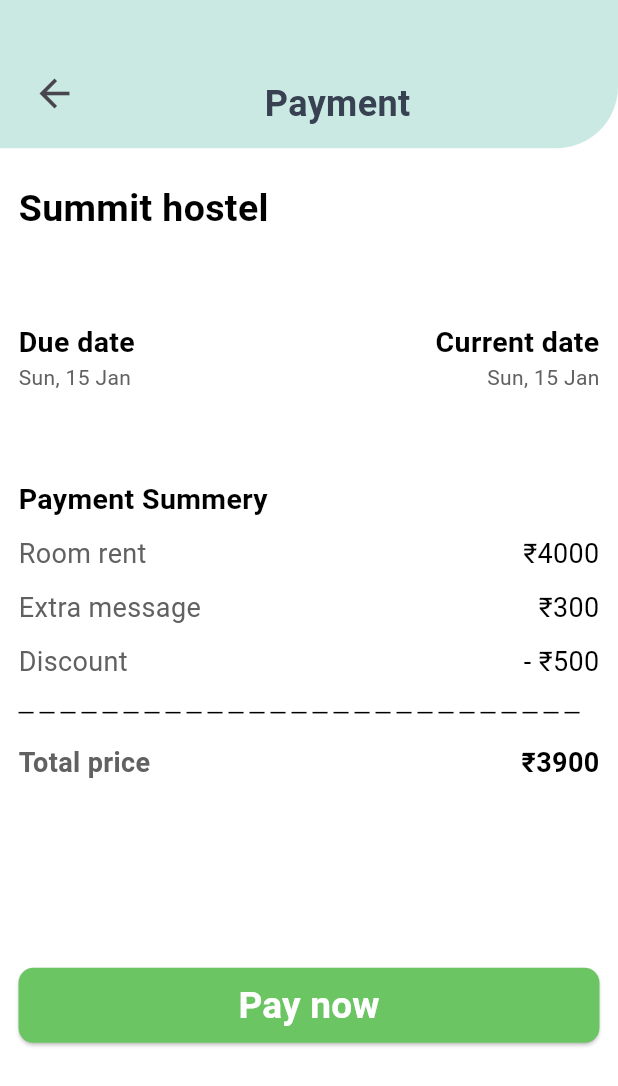
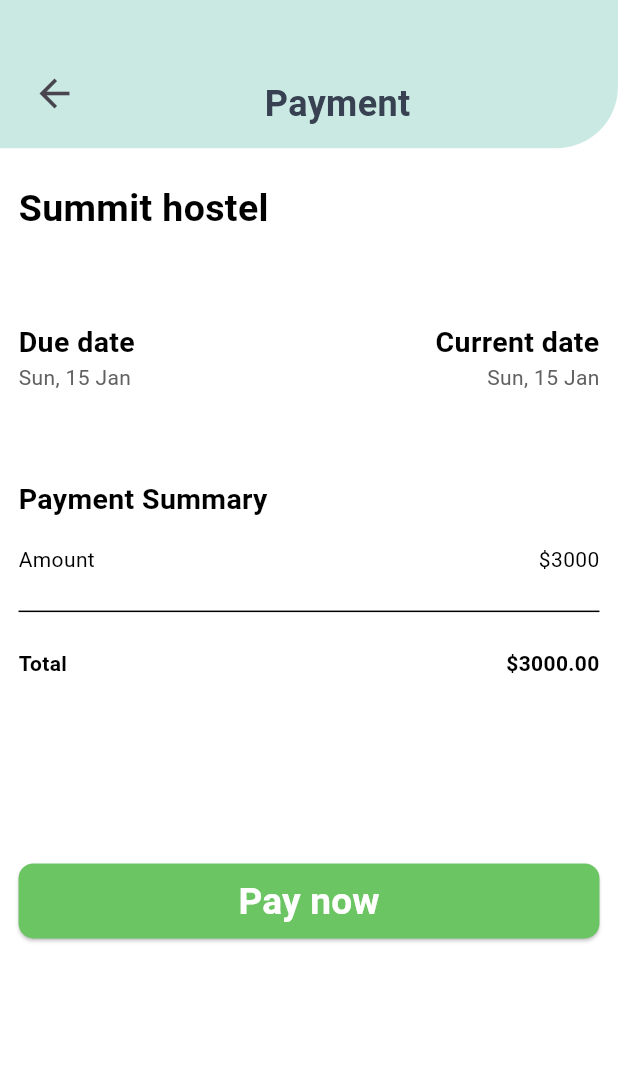
Before and after one commit to Azeemmtk/packinn, a Flutter app: the PaymentScreen screen opened directly, on a phone screen of 412 x 824 dp. Shown: the top 1086 px of the screen. Run offline on Flutter 3.47's test engine with Material 3 defaults, Android fonts, the phone set to English and light mode, and no system bars; drawn by our look-alikes of dotted_line; our stand-ins replace bloc, cloud_firestore, dartz, dio, equatable, firebase_auth and 14 more; missing offline and left inert: cloudinary_public, flutter_stripe; accounts and stored records are empty; network calls fail.

Commit message:
payments collection created and payment data added

```diff
--- a/lib/core/di/injection.dart
+++ b/lib/core/di/injection.dart
@@ -25,6 +25,7 @@ import 'package:packinn/features/app/pages/search/presentation/provider/cubit/se
 import 'package:packinn/features/app/pages/wallet/data/datasourse/occupant_edit_remote_data_source.dart';
 import 'package:packinn/features/app/pages/wallet/data/repository/payment_repository_impl.dart';
 import 'package:packinn/features/app/pages/wallet/domain/repository/payment_repository.dart';
+import 'package:packinn/features/app/pages/wallet/domain/usecases/save_payment_use_case.dart';
 import 'package:packinn/features/app/pages/wallet/domain/usecases/update_occupant_usecase.dart';
 import 'package:packinn/features/app/pages/wallet/presentation/provider/bloc/payment_bloc.dart';
 import 'package:packinn/features/auth/domain/usecase/reset_password.dart';
@@ -149,6 +150,7 @@ Future<void> initializeDependencies() async {
   getIt.registerLazySingleton(() => DeleteOccupant(getIt<OccupantsRepository>()));
   getIt.registerLazySingleton(() => UpdateOccupantUseCase(getIt<PaymentRepository>()));
   getIt.registerLazySingleton(() => GetMyBookingsUseCase(getIt<BookingRepository>()));
+  getIt.registerLazySingleton(() => SavePaymentUseCase(getIt<PaymentRepository>()));
 
   // BLoCs
   getIt.registerFactory(
@@ -197,7 +199,7 @@ Future<void> initializeDependencies() async {
         fetchOccupants: getIt<FetchOccupants>()),
   );
 
-  getIt.registerFactory(() => PaymentBloc(getIt<StripeService>()),);
+  getIt.registerFactory(() => PaymentBloc(getIt<StripeService>(), getIt<SavePaymentUseCase>(), getIt<UpdateOccupantUseCase>()),);
   getIt.registerFactory(() => MyBookingsBloc(getMyBookingsUseCase: getIt<GetMyBookingsUseCase>()));
 
   // Cubits
--- a/lib/features/app/pages/home/presentation/screen/confirm_booking_screen.dart
+++ b/lib/features/app/pages/home/presentation/screen/confirm_booking_screen.dart
@@ -14,7 +14,8 @@ class ConfirmBookingScreen extends StatelessWidget {
   final Map<String, dynamic> room;
   final OccupantEntity occupant;
 
-  const ConfirmBookingScreen({super.key, required this.room, required this.occupant});
+  const ConfirmBookingScreen(
+      {super.key, required this.room, required this.occupant});
 
   @override
   Widget build(BuildContext context) {
@@ -55,6 +56,7 @@ class ConfirmBookingScreen extends StatelessWidget {
                             builder: (context) => PaymentScreen(
                               occupantId: occupant.id!,
                               room: room,
+                              occupantName: occupant.name,
                               isBooking: true,
                             ),
                           ),
--- a/lib/features/app/pages/home/presentation/screen/home_screen.dart
+++ b/lib/features/app/pages/home/presentation/screen/home_screen.dart
@@ -35,7 +35,7 @@ class HomeScreen extends StatelessWidget {
                 return;
               },
               child: SingleChildScrollView(
-                physics: const AlwaysScrollableScrollPhysics(), // Ensure scrollability
+                physics: const AlwaysScrollableScrollPhysics(),
                 child: Padding(
                   padding: EdgeInsets.all(padding),
                   child: Column(
--- a/lib/features/app/pages/home/presentation/screen/hostel_details_screen.dart
+++ b/lib/features/app/pages/home/presentation/screen/hostel_details_screen.dart
@@ -44,7 +44,8 @@ class HostelDetailsScreen extends StatelessWidget {
                           .map((room) => {
                                 ...room,
                                 'img': hostel.mainImageUrl,
-                                'hostelId': hostel.id
+                                'hostelId': hostel.id,
+                        'hostelName': hostel.name,
                               })
                           .toList(),
                     ),
--- /dev/null
+++ b/lib/features/app/pages/wallet/data/model/payment_model.dart
@@ -0,0 +1,106 @@
+import 'package:cloud_firestore/cloud_firestore.dart';
+
+import '../../domain/entity/payment_entity.dart';
+
+class PaymentModel {
+  final String? id;
+  final String userId;
+  final String occupantId;
+  final String hostelId;
+  final double amount;
+  final double rent;
+  final String? extraMessage;
+  final double? extraAmount;
+  final double? discount;
+  final String occupantName;
+  final String hostelName;
+  final bool paymentStatus;
+  final DateTime dueDate;
+
+  PaymentModel({
+    this.id,
+    required this.userId,
+    required this.occupantId,
+    required this.hostelId,
+    required this.amount,
+    required this.rent,
+    this.extraMessage,
+    this.extraAmount,
+    this.discount,
+    required this.occupantName,
+    required this.hostelName,
+    required this.paymentStatus,
+    required this.dueDate,
+  });
+
+  Map<String, dynamic> toJson() {
+    return {
+      'id': id,
+      'userId': userId,
+      'occupantId': occupantId,
+      'hostelId': hostelId,
+      'amount': amount,
+      'rent': rent,
+      'extraMessage': extraMessage,
+      'extraAmount': extraAmount,
+      'discount': discount,
+      'occupantName': occupantName,
+      'paymentStatus': paymentStatus,
+      'dueDate': Timestamp.fromDate(dueDate),
+    };
+  }
+
+  factory PaymentModel.fromJson(Map<String, dynamic> json) {
+    return PaymentModel(
+      id: json['id'],
+      userId: json['userId'],
+      occupantId: json['occupantId'],
+      hostelId: json['hostelId'],
+      amount: (json['amount'] as num).toDouble(),
+      rent: (json['rent'] as num).toDouble(),
+      extraMessage: json['extraMessage'],
+      extraAmount: json['extraAmount'] != null ? (json['extraAmount'] as num).toDouble() : null,
+      discount: json['discount'] != null ? (json['discount'] as num).toDouble() : null,
+      occupantName: json['occupantName'],
+      hostelName: json['hostelName'],
+      paymentStatus: json['paymentStatus'] ?? false,
+      dueDate: (json['dueDate'] as Timestamp).toDate(),
+    );
+  }
+
+  PaymentEntity toEntity() {
+    return PaymentEntity(
+      id: id,
+      userId: userId,
+      occupantId: occupantId,
+      hostelId: hostelId,
+      amount: amount,
+      rent: rent,
+      extraMessage: extraMessage,
+      extraAmount: extraAmount,
+      discount: discount,
+      occupantName: occupantName,
+      hostelName :hostelName,
+      paymentStatus: paymentStatus,
+      dueDate: dueDate,
+    );
+  }
+
+  factory PaymentModel.fromEntity(PaymentEntity entity) {
+    return PaymentModel(
+      id: entity.id,
+      userId: entity.userId,
+      occupantId: entity.occupantId,
+      hostelId: entity.hostelId,
+      amount: entity.amount,
+      rent: entity.rent,
+      extraMessage: entity.extraMessage,
+      extraAmount: entity.extraAmount,
+      discount: entity.discount,
+      occupantName: entity.occupantName,
+      hostelName: entity.hostelName,
+      paymentStatus: entity.paymentStatus,
+      dueDate: entity.dueDate,
+    );
+  }
+}
--- a/lib/features/app/pages/wallet/domain/repository/payment_repository.dart
+++ b/lib/features/app/pages/wallet/domain/repository/payment_repository.dart
@@ -1,6 +1,8 @@
 import 'package:dartz/dartz.dart';
 import '../../../../../../core/error/failures.dart';
+import '../../data/model/payment_model.dart';
 
 abstract class PaymentRepository {
   Future<Either<Failure, void>> updateOccupant(String occupantId, String hostelId, String roomId, String roomType);
+  Future<Either<Failure, void>> savePayment(PaymentModel payment);
 }
--- /dev/null
+++ b/lib/features/app/pages/wallet/domain/usecases/save_payment_use_case.dart
@@ -0,0 +1,17 @@
+import 'package:dartz/dartz.dart';
+import 'package:packinn/core/error/failures.dart';
+import 'package:packinn/core/usecases/usecase.dart';
+import 'package:packinn/features/app/pages/wallet/domain/repository/payment_repository.dart';
+
+import '../../data/model/payment_model.dart';
+
+class SavePaymentUseCase implements UseCase<void, PaymentModel> {
+  final PaymentRepository repository;
+
+  SavePaymentUseCase(this.repository);
+
+  @override
+  Future<Either<Failure, void>> call(PaymentModel params) async {
+    return await repository.savePayment(params);
+  }
+}
--- a/lib/features/app/pages/wallet/presentation/provider/bloc/payment_event.dart
+++ b/lib/features/app/pages/wallet/presentation/provider/bloc/payment_event.dart
@@ -4,24 +4,60 @@ abstract class PaymentEvent extends Equatable {
   const PaymentEvent();
 
   @override
-  List<Object> get props => [];
+  List<Object?> get props => [];
 }
 
 class MakePaymentEvent extends PaymentEvent {
   final double amount;
   final String occupantId;
+  final String roomType;
   final String hostelId;
   final String roomId;
-  final String roomType;
+  final bool isBooking;
+  final double? roomRate;
+  final String? extraMessage;
+  final double? extraAmount;
+  final double? discount;
+  final String occupantName;
+  final String hostelName;
 
   const MakePaymentEvent({
     required this.amount,
     required this.occupantId,
+    required this.roomType,
     required this.hostelId,
-    required this.roomType,
     required this.roomId,
+    this.isBooking = false,
+    this.roomRate,
+    this.extraMessage,
+    this.extraAmount,
+    this.discount,
+    required this.occupantName,
+    required this.hostelName,
   });
 
   @override
-  List<Object> get props => [amount, occupantId, hostelId, roomId];
+  List<Object?> get props => [
+    amount,
+    occupantId,
+    roomType,
+    hostelId,
+    roomId,
+    isBooking,
+    roomRate,
+    extraMessage,
+    extraAmount,
+    discount,
+    occupantName,
+    hostelName,
+  ];
 }
+
+class SavePaymentEvent extends PaymentEvent {
+  final PaymentModel paymentModel;
+
+  const SavePaymentEvent(this.paymentModel);
+
+  @override
+  List<Object?> get props => [paymentModel];
+}
--- a/lib/features/app/pages/wallet/presentation/provider/bloc/payment_state.dart
+++ b/lib/features/app/pages/wallet/presentation/provider/bloc/payment_state.dart
@@ -1,10 +1,23 @@
-abstract class PaymentState {}
+import 'package:equatable/equatable.dart';
+
+abstract class PaymentState extends Equatable {
+  const PaymentState();
+
+  @override
+  List<Object> get props => [];
+}
 
 class PaymentInitial extends PaymentState {}
+
 class PaymentLoading extends PaymentState {}
+
 class PaymentSuccess extends PaymentState {}
+
 class PaymentError extends PaymentState {
   final String message;
 
-  PaymentError(this.message);
+  const PaymentError(this.message);
+
+  @override
+  List<Object> get props => [message];
 }
--- a/lib/features/app/pages/wallet/presentation/screens/payment_screen.dart
+++ b/lib/features/app/pages/wallet/presentation/screens/payment_screen.dart
@@ -12,16 +12,32 @@ import '../../../../../../core/widgets/title_text_widget.dart';
 import '../widgets/payment_summery_widget.dart';
 
 class PaymentScreen extends StatelessWidget {
-  const PaymentScreen({super.key, this.isBooking = false, this.room, required this.occupantId});
+  const PaymentScreen({
+    super.key,
+    this.isBooking = false,
+    this.room,
+    required this.occupantId,
+    required this.occupantName,
+    this.extraMessage,
+    this.extraAmount,
+    this.discount,
+  });
+
   final Map<String, dynamic>? room;
   final bool isBooking;
   final String occupantId;
+  final String occupantName;
+  final String? extraMessage;
+  final double? extraAmount;
+  final double? discount;
 
   @override
   Widget build(BuildContext context) {
     final String hostelId = room?['hostelId'] ?? '';
+    final String hostelName = room?['hostelName'] ?? '';
     final String roomId = room?['roomId'] ?? '';
     final String roomType = room?['type'] ?? '';
+    final double roomRate = (room?['rate'] as num?)?.toDouble() ?? 3000.0;
 
     return BlocProvider(
       create: (context) => getIt<PaymentBloc>(),
@@ -70,6 +86,9 @@ class PaymentScreen extends StatelessWidget {
                   ),
                   PaymentSummeryWidget(
                     isBooking: isBooking,
+                    extraMessage: extraMessage,
+                    extraAmount: extraAmount,
+                    discount: discount,
                   ),
                   SizedBox(
                     height: height * 0.15,
@@ -98,17 +117,23 @@ class PaymentScreen extends StatelessWidget {
                         onPressed: state is PaymentLoading
                             ? null
                             : () {
-
                           print(String.fromEnvironment('STRIPE_PUBLISHABLE_KEY'));
                           print(String.fromEnvironment('STRIPE_SECRET_KEY'));
 
                           context.read<PaymentBloc>().add(
                             MakePaymentEvent(
-                              amount: isBooking ? 100 : 3000,
+                              amount: isBooking ? 100 : roomRate,
                               occupantId: occupantId,
                               roomType: roomType,
                               hostelId: hostelId,
                               roomId: roomId,
+                              isBooking: isBooking,
+                              roomRate: roomRate,
+                              extraMessage: extraMessage,
+                              extraAmount: extraAmount,
+                              discount: discount,
+                              occupantName: occupantName,
+                              hostelName: hostelName,
                             ),
                           );
                         },
--- a/lib/features/app/pages/wallet/presentation/widgets/payment_summery_widget.dart
+++ b/lib/features/app/pages/wallet/presentation/widgets/payment_summery_widget.dart
@@ -1,42 +1,75 @@
-import 'package:dotted_line/dotted_line.dart';
 import 'package:flutter/material.dart';
-
-import '../../../../../../core/constants/const.dart';
-import '../../../../../../core/widgets/details_row_widget.dart';
-import '../../../../../../core/widgets/title_text_widget.dart';
+import 'package:packinn/core/constants/colors.dart';
+import 'package:packinn/core/constants/const.dart';
+import 'package:packinn/core/widgets/title_text_widget.dart';
 
 class PaymentSummeryWidget extends StatelessWidget {
   const PaymentSummeryWidget({
     super.key,
     this.isBooking = false,
+    this.extraMessage,
+    this.extraAmount,
+    this.discount,
   });
+
   final bool isBooking;
+  final String? extraMessage;
+  final double? extraAmount;
+  final double? discount;
 
   @override
   Widget build(BuildContext context) {
     return Column(
       crossAxisAlignment: CrossAxisAlignment.start,
       children: [
-        TitleTextWidget(title: 'Payment Summery'),
-        height10,
-        DetailsRowWidget(
-            title: 'Room rent', value: isBooking ? '₹0000' : '₹4000'),
-        height10,
-        DetailsRowWidget(
-            title: isBooking ? 'Booking charge' : 'Extra message',
-            value: isBooking ? '₹100' : '₹300'),
-        height10,
-        DetailsRowWidget(
-            title: 'Discount', value: isBooking ? '₹000' : '- ₹500'),
-        height20,
-        DottedLine(
-          dashLength: 10,
+        TitleTextWidget(title: 'Payment Summary'),
+        SizedBox(height: height * 0.02),
+        Row(
+          mainAxisAlignment: MainAxisAlignment.spaceBetween,
+          children: [
+            Text('Amount', style: TextStyle(color: headingTextColor)),
+            Text('\$${isBooking ? 100 : 3000}', style: TextStyle(color: headingTextColor)),
+          ],
         ),
-        height20,
-        DetailsRowWidget(
-          title: 'Total price',
-          value: '₹3900',
-          isBold: true,
+        if (extraAmount != null) ...[
+          SizedBox(height: height * 0.01),
+          Row(
+            mainAxisAlignment: MainAxisAlignment.spaceBetween,
+            children: [
+              Text('Extra Amount', style: TextStyle(color: headingTextColor)),
+              Text('\$${extraAmount!.toStringAsFixed(2)}', style: TextStyle(color: headingTextColor)),
+            ],
+          ),
+        ],
+        if (discount != null) ...[
+          SizedBox(height: height * 0.01),
+          Row(
+            mainAxisAlignment: MainAxisAlignment.spaceBetween,
+            children: [
+              Text('Discount', style: TextStyle(color: headingTextColor)),
+              Text('-\$${discount!.toStringAsFixed(2)}', style: TextStyle(color: headingTextColor)),
+            ],
+          ),
+        ],
+        if (extraMessage != null) ...[
+          SizedBox(height: height * 0.01),
+          Text(
+            'Note: $extraMessage',
+            style: TextStyle(color: headingTextColor, fontStyle: FontStyle.italic),
+          ),
+        ],
+        SizedBox(height: height * 0.02),
+        Divider(color: headingTextColor),
+        SizedBox(height: height * 0.02),
+        Row(
+          mainAxisAlignment: MainAxisAlignment.spaceBetween,
+          children: [
+            Text('Total', style: TextStyle(fontWeight: FontWeight.bold, color: headingTextColor)),
+            Text(
+              '\$${(isBooking ? 100 : 3000 + (extraAmount ?? 0) - (discount ?? 0)).toStringAsFixed(2)}',
+              style: TextStyle(fontWeight: FontWeight.bold, color: headingTextColor),
+            ),
+          ],
         ),
       ],
     );
--- a/lib/features/app/pages/wallet/presentation/widgets/wallet_card_widget.dart
+++ b/lib/features/app/pages/wallet/presentation/widgets/wallet_card_widget.dart
@@ -11,7 +11,7 @@ class WalletCardWidget extends StatelessWidget {
   Widget build(BuildContext context) {
     return InkWell(
       onTap: () {
-        Navigator.push(context, MaterialPageRoute(builder: (context) => PaymentScreen(occupantId: '',),));
+        Navigator.push(context, MaterialPageRoute(builder: (context) => PaymentScreen(occupantId: '',occupantName: '',),));
       },
       child: Container(
         decoration: BoxDecoration(
@@ -66,7 +66,7 @@ class WalletCardWidget extends StatelessWidget {
                   ),
                   const SizedBox(height: 4),
                   Text(
-                    'Vadakara, calicut, kerala',
+                    'Occupant name',
                     style: TextStyle(
                       color: Colors.grey[500],
                       fontSize: 14,
@@ -74,7 +74,7 @@ class WalletCardWidget extends StatelessWidget {
                   ),
                   const SizedBox(height: 8),
                   Text(
-                    'RENT - 500 /MONTH',
+                    'RENT - 500 - paid/due',
                     style: const TextStyle(
                       color: mainColor,
                       fontWeight: FontWeight.w600,
```
Also changed, not shown: lib/features/app/pages/home/presentation/widgets/home/home_custom_appbar_widget.dart (+8 -6 lines), lib/features/app/pages/wallet/data/repository/payment_repository_impl.dart (+14 -0 lines), lib/features/app/pages/wallet/domain/entity/payment_entity.dart (added, +49 -0 lines), lib/features/app/pages/wallet/presentation/provider/bloc/payment_bloc.dart (+131 -20 lines), lib/features/app/pages/wallet/presentation/widgets/payment_summery_section.dart (+14 -6 lines).
